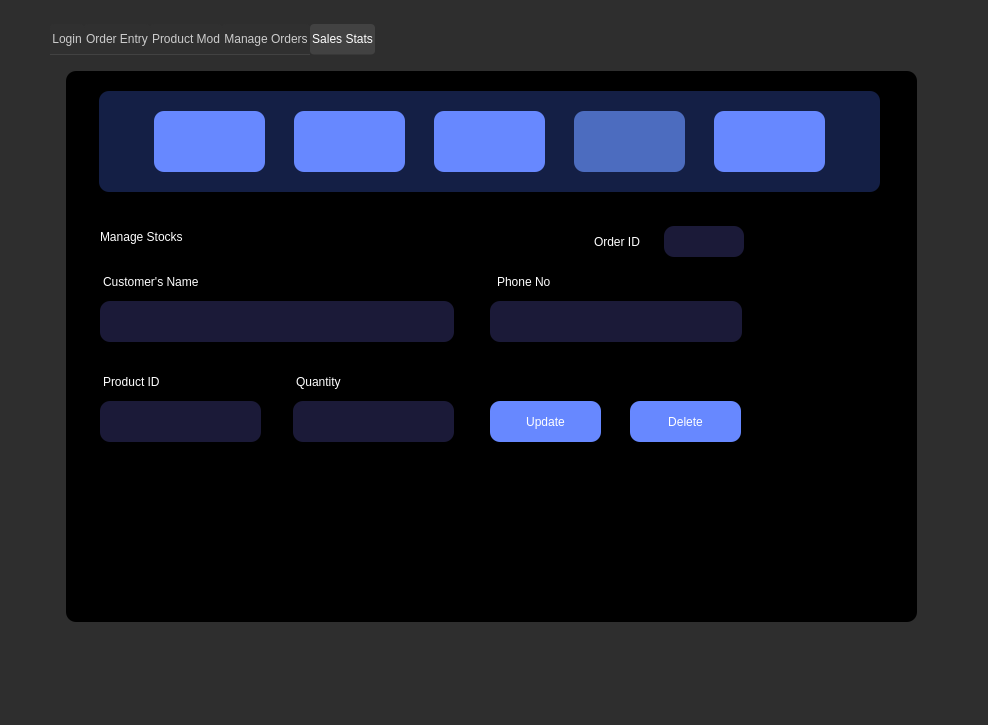
Qt form assets/ui/rma.ui (JinxSeven/retail-manager-lite) before a commit.
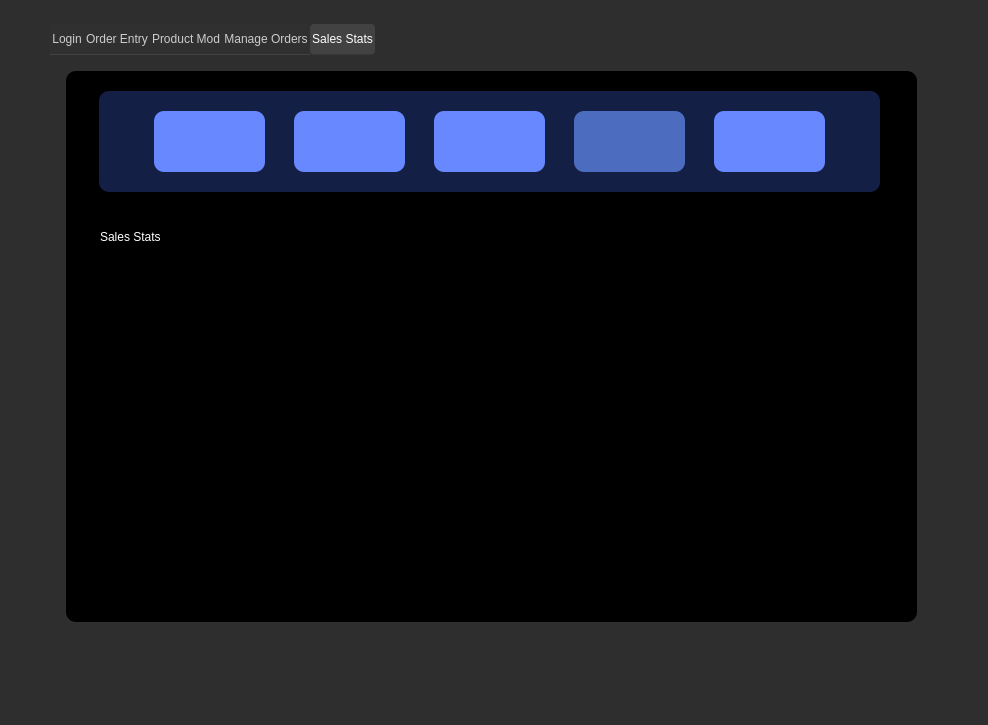
The same form after that commit. The open tabs and pages were chosen to show the change. Icons and pictures are not drawn.

Diff of the .ui file:
```diff
--- a/assets/ui/rma.ui
+++ b/assets/ui/rma.ui
@@ -2880,6 +2880,9 @@
      <zorder>resetSearchBtn</zorder>
     </widget>
     <widget class="QWidget" name="tab_3">
+     <property name="enabled">
+      <bool>true</bool>
+     </property>
      <property name="cursor">
       <cursorShape>ArrowCursor</cursorShape>
      </property>
@@ -3081,88 +3084,6 @@
        </size>
       </property>
      </widget>
-     <widget class="QLabel" name="eo_instruction_2">
-      <property name="geometry">
-       <rect>
-        <x>53</x>
-        <y>310</y>
-        <width>81</width>
-        <height>41</height>
-       </rect>
-      </property>
-      <property name="styleSheet">
-       <string notr="true">background-color:rgba(255, 255, 255, 0);
-font: 63 11pt &quot;Poppins SemiBold&quot;;
-color: white</string>
-      </property>
-      <property name="text">
-       <string>Product ID</string>
-      </property>
-     </widget>
-     <widget class="QLabel" name="eo_instruction_3">
-      <property name="geometry">
-       <rect>
-        <x>447</x>
-        <y>210</y>
-        <width>101</width>
-        <height>41</height>
-       </rect>
-      </property>
-      <property name="styleSheet">
-       <string notr="true">background-color:rgba(255, 255, 255, 0);
-font: 63 11pt &quot;Poppins SemiBold&quot;;
-color: white</string>
-      </property>
-      <property name="text">
-       <string>Phone No</string>
-      </property>
-     </widget>
-     <widget class="QLineEdit" name="eo_input_3">
-      <property name="geometry">
-       <rect>
-        <x>440</x>
-        <y>250</y>
-        <width>252</width>
-        <height>41</height>
-       </rect>
-      </property>
-      <property name="styleSheet">
-       <string notr="true">color: white;
-font: 12pt &quot;Poppins&quot;;
-border-radius: 10px;
-background-color:rgb(27, 26, 56);
-padding:10px;</string>
-      </property>
-      <property name="text">
-       <string/>
-      </property>
-      <property name="echoMode">
-       <enum>QLineEdit::Normal</enum>
-      </property>
-     </widget>
-     <widget class="QLineEdit" name="eo_input_2">
-      <property name="geometry">
-       <rect>
-        <x>50</x>
-        <y>350</y>
-        <width>161</width>
-        <height>41</height>
-       </rect>
-      </property>
-      <property name="styleSheet">
-       <string notr="true">color: white;
-font: 12pt &quot;Poppins&quot;;
-border-radius: 10px;
-background-color:rgb(27, 26, 56);
-padding:10px;</string>
-      </property>
-      <property name="text">
-       <string/>
-      </property>
-      <property name="echoMode">
-       <enum>QLineEdit::Normal</enum>
-      </property>
-     </widget>
      <widget class="QLabel" name="eo_head">
       <property name="geometry">
        <rect>
@@ -3178,220 +3099,7 @@
 color: white</string>
       </property>
       <property name="text">
-       <string>Manage Stocks</string>
-      </property>
-     </widget>
-     <widget class="QLabel" name="eo_instruction_1">
-      <property name="geometry">
-       <rect>
-        <x>53</x>
-        <y>210</y>
-        <width>141</width>
-        <height>41</height>
-       </rect>
-      </property>
-      <property name="styleSheet">
-       <string notr="true">background-color:rgba(255, 255, 255, 0);
-font: 63 11pt &quot;Poppins SemiBold&quot;;
-color: white</string>
-      </property>
-      <property name="text">
-       <string>Customer's Name</string>
-      </property>
-     </widget>
-     <widget class="QPushButton" name="eo_button_1">
-      <property name="geometry">
-       <rect>
-        <x>440</x>
-        <y>350</y>
-        <width>111</width>
-        <height>41</height>
-       </rect>
-      </property>
-      <property name="styleSheet">
-       <string notr="true">QPushButton#eo_button_1 {
-background-color: #6788FF; /* Background color */
-font: 63 11pt &quot;Poppins SemiBold&quot;;
-color: white; /* Text color */
-outline: 0;
-padding: 10px 20px; /* Padding for the button */
-border: none; /* Remove default button border */
-border-radius: 10px; /* Add some border-radius for a rounded appearance */
-}
-QPushButton#eo_button_1:hover {
-cursor: pointer; /* Change cursor to pointer on hover */
-background-color: #4c6cbf;
-}</string>
-      </property>
-      <property name="text">
-       <string>Update</string>
-      </property>
-     </widget>
-     <widget class="QPushButton" name="eo_button_2">
-      <property name="geometry">
-       <rect>
-        <x>580</x>
-        <y>350</y>
-        <width>111</width>
-        <height>41</height>
-       </rect>
-      </property>
-      <property name="styleSheet">
-       <string notr="true">QPushButton#eo_button_2 {
-background-color: #6788FF; /* Background color */
-font: 63 11pt &quot;Poppins SemiBold&quot;;
-color: white; /* Text color */
-outline: 0;
-padding: 10px 20px; /* Padding for the button */
-border: none; /* Remove default button border */
-border-radius: 10px; /* Add some border-radius for a rounded appearance */
-}
-QPushButton#eo_button_2:hover {
-cursor: pointer; /* Change cursor to pointer on hover */
-background-color: #4c6cbf;
-}</string>
-      </property>
-      <property name="text">
-       <string>Delete</string>
-      </property>
-     </widget>
-     <widget class="QLineEdit" name="eo_input_1">
-      <property name="geometry">
-       <rect>
-        <x>50</x>
-        <y>250</y>
-        <width>354</width>
-        <height>41</height>
-       </rect>
-      </property>
-      <property name="styleSheet">
-       <string notr="true">color: white;
-font: 12pt &quot;Poppins&quot;;
-border-radius: 10px;
-background-color:rgb(27, 26, 56);
-padding:10px;</string>
-      </property>
-      <property name="text">
-       <string/>
-      </property>
-      <property name="echoMode">
-       <enum>QLineEdit::Normal</enum>
-      </property>
-     </widget>
-     <widget class="QLabel" name="eoid_label">
-      <property name="geometry">
-       <rect>
-        <x>544</x>
-        <y>180</y>
-        <width>71</width>
-        <height>21</height>
-       </rect>
-      </property>
-      <property name="styleSheet">
-       <string notr="true">background-color:rgba(255, 255, 255, 0);
-font: 63 12pt &quot;Poppins SemiBold&quot;;
-color: white</string>
-      </property>
-      <property name="text">
-       <string>Order ID</string>
-      </property>
-     </widget>
-     <widget class="QComboBox" name="select_oid">
-      <property name="geometry">
-       <rect>
-        <x>614</x>
-        <y>175</y>
-        <width>80</width>
-        <height>31</height>
-       </rect>
-      </property>
-      <property name="styleSheet">
-       <string notr="true">QComboBox#select_oid {
-  border-radius: 10px;
-  background-color: rgb(27, 26, 56);
-  font: 63 12pt &quot;Poppins SemiBold&quot;;
-  padding-top: 3px;
-  padding-left: 12px;
-  color: red;
-}
-
-QComboBox#select_oid::drop-down {
-  border-radius: 10px;
-}
-
-QComboBox QAbstractItemView {
-  background-color: rgb(27, 26, 56);
-  padding-top: 3px;
-  padding-bottom: 3px;
-  padding-left: 12px;
-  padding-right:12px;
-  color: red;
-}
-
-/* Hide vertical scrollbar */
-QComboBox QScrollBar:vertical {
-  width: 0px; /* Hides the scrollbar track */
-  background: none; /* Optional: removes background color for better invisibility */
-}
-
-/* Hide horizontal scrollbar (optional) */
-QComboBox QScrollBar:horizontal {
-  height: 0px; /* Hides the scrollbar track */
-  background: none; /* Optional: removes background color for better invisibility */
-}</string>
-      </property>
-      <property name="editable">
-       <bool>false</bool>
-      </property>
-      <property name="currentText">
-       <string/>
-      </property>
-      <property name="maxVisibleItems">
-       <number>5</number>
-      </property>
-      <property name="frame">
-       <bool>true</bool>
-      </property>
-     </widget>
-     <widget class="QLabel" name="eo_instruction_4">
-      <property name="geometry">
-       <rect>
-        <x>246</x>
-        <y>310</y>
-        <width>81</width>
-        <height>41</height>
-       </rect>
-      </property>
-      <property name="styleSheet">
-       <string notr="true">background-color:rgba(255, 255, 255, 0);
-font: 63 11pt &quot;Poppins SemiBold&quot;;
-color: white</string>
-      </property>
-      <property name="text">
-       <string>Quantity</string>
-      </property>
-     </widget>
-     <widget class="QLineEdit" name="eo_input_4">
-      <property name="geometry">
-       <rect>
-        <x>243</x>
-        <y>350</y>
-        <width>161</width>
-        <height>41</height>
-       </rect>
-      </property>
-      <property name="styleSheet">
-       <string notr="true">color: white;
-font: 12pt &quot;Poppins&quot;;
-border-radius: 10px;
-background-color:rgb(27, 26, 56);
-padding:10px;</string>
-      </property>
-      <property name="text">
-       <string/>
-      </property>
-      <property name="echoMode">
-       <enum>QLineEdit::Normal</enum>
+       <string>Sales Stats</string>
       </property>
      </widget>
      <widget class="QLabel" name="eo_display">
```
Left out of the diff: 148 changed lines with no effect on the pictures.
